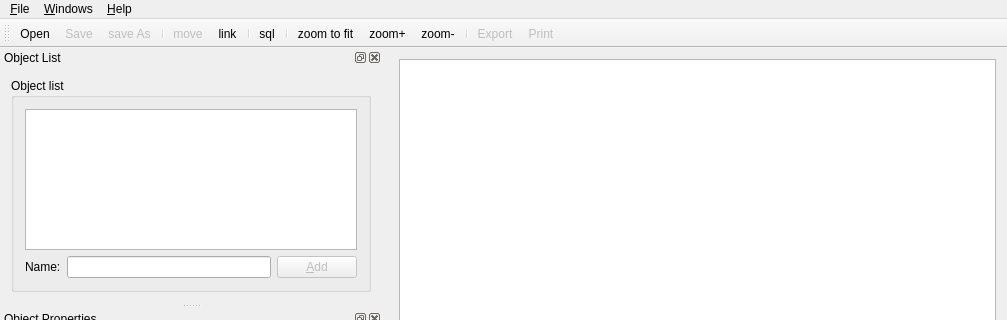
Qt form mainwindow.ui (gthom/gapMea) before a commit; both pictures show x 0 to 1007 and y 0 to 320 of the 1007 by 717 pixel window.
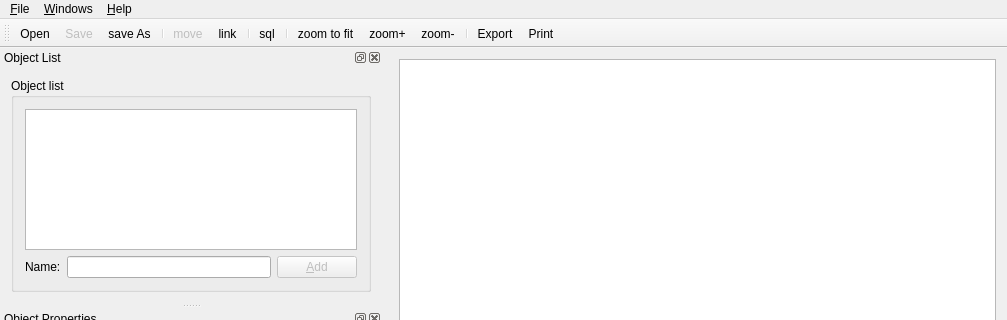
The same form after that commit. Icons and pictures are not drawn. Custom widgets are drawn as their Qt base class.

Commit message: Add some validity checks on conception eg field with same name than a foreign key

What changed in the file:
```diff
--- a/mainwindow.ui
+++ b/mainwindow.ui
@@ -530,7 +530,7 @@
   </action>
   <action name="actionSaveAs">
    <property name="enabled">
-    <bool>false</bool>
+    <bool>true</bool>
    </property>
    <property name="icon">
     <iconset resource="mesressources.qrc">
@@ -647,7 +647,7 @@
   </action>
   <action name="action_Imprimer">
    <property name="enabled">
-    <bool>false</bool>
+    <bool>true</bool>
    </property>
    <property name="icon">
     <iconset resource="mesressources.qrc">
@@ -659,7 +659,7 @@
   </action>
   <action name="action_Export">
    <property name="enabled">
-    <bool>false</bool>
+    <bool>true</bool>
    </property>
    <property name="icon">
     <iconset resource="mesressources.qrc">
```
The commit also changes 1 other file.
